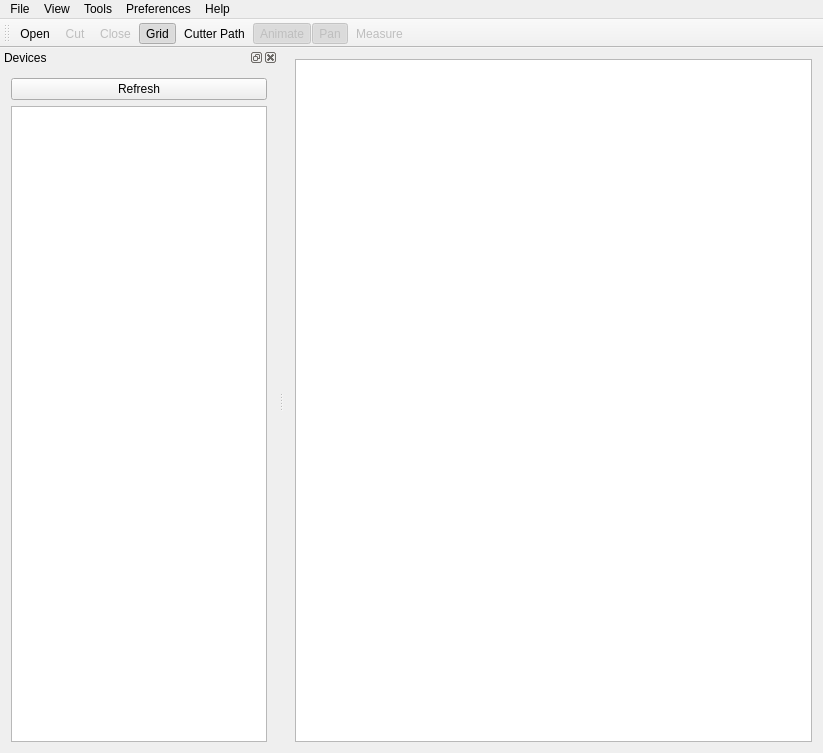
This is src/MainWindow.ui in Timmmm/robocut as Qt 5 draws it before an edit. The edited form follows.
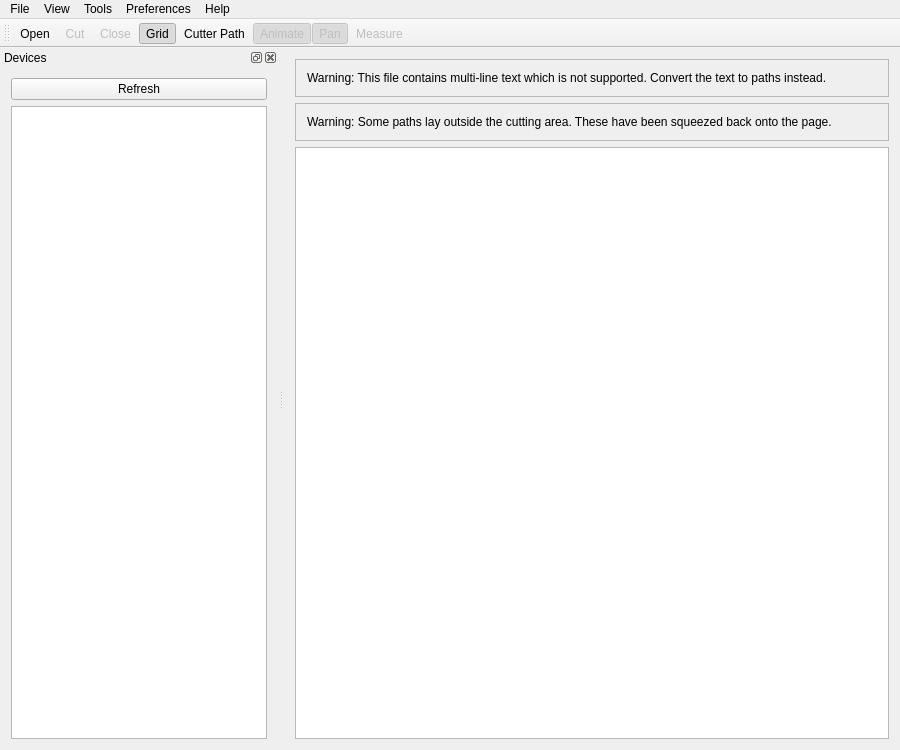
This is the edited form. The open tabs and pages were chosen to show the change. Icons and pictures are not drawn. Custom widgets are drawn as their Qt base class.

Commit message:
Change warnings to non-modal messages
They are still missing dismiss buttons, proper styling, and the clipped one isn't used yet.

What changed in the file:
```diff
--- a/src/MainWindow.ui
+++ b/src/MainWindow.ui
@@ -6,8 +6,8 @@
    <rect>
     <x>0</x>
     <y>0</y>
-    <width>823</width>
-    <height>753</height>
+    <width>900</width>
+    <height>750</height>
    </rect>
   </property>
   <property name="windowTitle">
@@ -91,6 +91,44 @@
         <property name="bottomMargin">
          <number>0</number>
         </property>
+        <item>
+         <widget class="QFrame" name="multilineWarning">
+          <property name="frameShape">
+           <enum>QFrame::Shape::StyledPanel</enum>
+          </property>
+          <property name="frameShadow">
+           <enum>QFrame::Shadow::Raised</enum>
+          </property>
+          <layout class="QHBoxLayout" name="horizontalLayout_2">
+           <item>
+            <widget class="QLabel" name="multilineWarningLabel">
+             <property name="text">
+              <string>Warning: This file contains multi-line text which is not supported. Convert the text to paths instead.</string>
+             </property>
+            </widget>
+           </item>
+          </layout>
+         </widget>
+        </item>
+        <item>
+         <widget class="QFrame" name="clippedWarning">
+          <property name="frameShape">
+           <enum>QFrame::Shape::StyledPanel</enum>
+          </property>
+          <property name="frameShadow">
+           <enum>QFrame::Shadow::Raised</enum>
+          </property>
+          <layout class="QHBoxLayout" name="horizontalLayout_3">
+           <item>
+            <widget class="QLabel" name="clippedWarningLabel">
+             <property name="text">
+              <string>Warning: Some paths lay outside the cutting area. These have been squeezed back onto the page.</string>
+             </property>
+            </widget>
+           </item>
+          </layout>
+         </widget>
+        </item>
         <item>
          <widget class="ZoomableGraphicsView" name="graphicsView">
           <property name="renderHints">
```
The commit also changes 1 other file.
